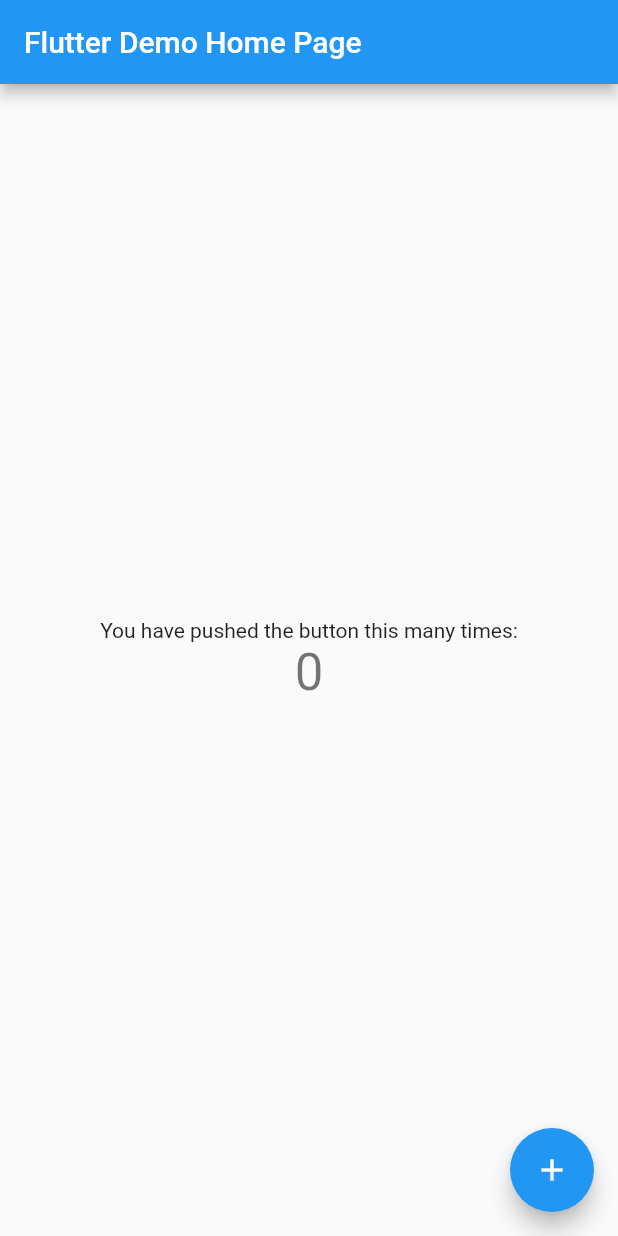
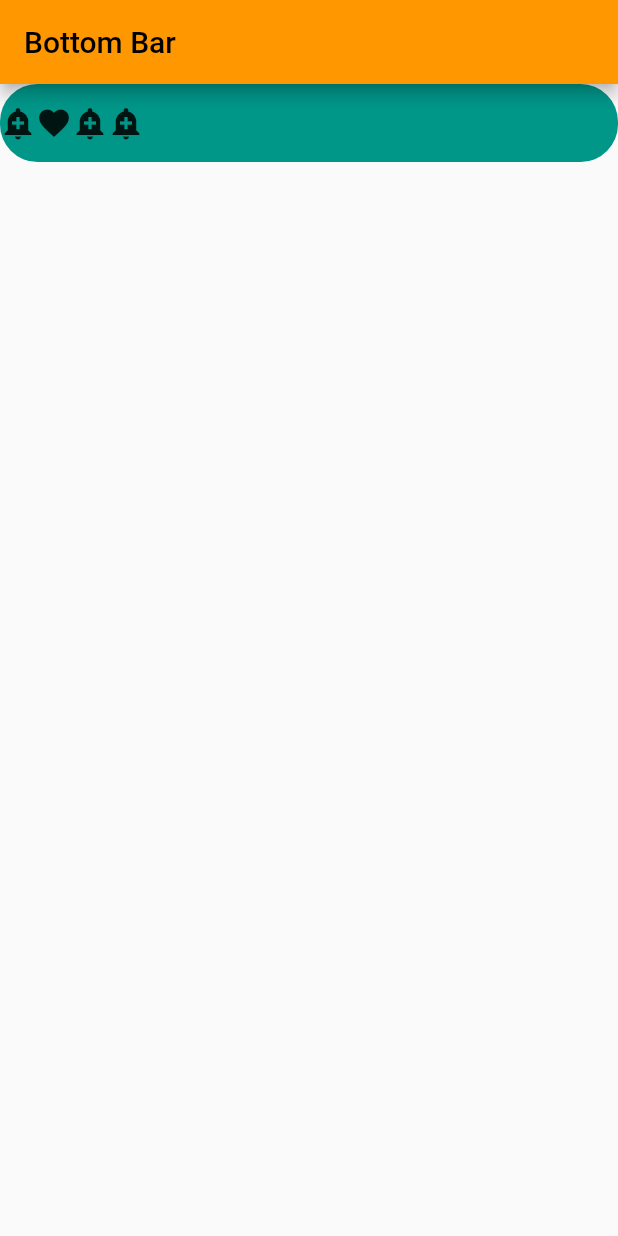
Before and after one commit to mhrjnamar/WidgetsLibrary, a Flutter app: the screen it shows after launch, on a phone screen of 412 x 824 dp. Run offline on Flutter 3.47's test engine with Material 2 defaults, Android fonts, the phone set to English and light mode, and no system bars.

```diff
--- /dev/null
+++ b/widgets_library/lib/bottom_bar.dart
@@ -0,0 +1,40 @@
+import 'package:flutter/material.dart';
+
+class BottomBar extends StatefulWidget {
+  const BottomBar({Key? key}) : super(key: key);
+
+  @override
+  _BottomBarState createState() => _BottomBarState();
+}
+
+class _BottomBarState extends State<BottomBar> {
+  @override
+  Widget build(BuildContext context) {
+    return Scaffold(
+      appBar: AppBar(
+        title: const Text('Bottom Bar'),
+      ),
+      body: SafeArea(
+        child: Container(
+          decoration: BoxDecoration(
+            borderRadius: BorderRadius.circular(25),
+            color: Colors.teal,
+            shape: BoxShape.rectangle
+          ),
+          height: 52,
+          child: Row(
+            // mainAxisAlignment: MainAxisAlignment.center,
+            children: const <Widget>[
+              Icon(Icons.add_alert),
+              Icon(Icons.favorite),
+              Icon(Icons.add_alert),
+              Icon(Icons.add_alert),
+
+            ],
+          ),
+        ),
+
+      ),
+    );
+  }
+}
--- a/widgets_library/lib/main.dart
+++ b/widgets_library/lib/main.dart
@@ -1,4 +1,8 @@
 import 'package:flutter/material.dart';
+import 'package:widgets_library/bottom_bar.dart';
+import 'package:widgets_library/resturant_card.dart';
+
+import 'common_buttons.dart';
 
 void main() {
   runApp(const MyApp());
@@ -12,6 +16,7 @@ class MyApp extends StatelessWidget {
   Widget build(BuildContext context) {
     return MaterialApp(
       title: 'Flutter Demo',
+      debugShowCheckedModeBanner: false,
       theme: ThemeData(
         // This is the theme of your application.
         //
@@ -22,94 +27,9 @@ class MyApp extends StatelessWidget {
         // or simply save your changes to "hot reload" in a Flutter IDE).
         // Notice that the counter didn't reset back to zero; the application
         // is not restarted.
-        primarySwatch: Colors.blue,
+        primarySwatch: Colors.orange,
       ),
-      home: const MyHomePage(title: 'Flutter Demo Home Page'),
+      home: const BottomBar(),
     );
   }
 }
-
-class MyHomePage extends StatefulWidget {
-  const MyHomePage({Key? key, required this.title}) : super(key: key);
-
-  // This widget is the home page of your application. It is stateful, meaning
-  // that it has a State object (defined below) that contains fields that affect
-  // how it looks.
-
-  // This class is the configuration for the state. It holds the values (in this
-  // case the title) provided by the parent (in this case the App widget) and
-  // used by the build method of the State. Fields in a Widget subclass are
-  // always marked "final".
-
-  final String title;
-
-  @override
-  State<MyHomePage> createState() => _MyHomePageState();
-}
-
-class _MyHomePageState extends State<MyHomePage> {
-  int _counter = 0;
-
-  void _incrementCounter() {
-    setState(() {
-      // This call to setState tells the Flutter framework that something has
-      // changed in this State, which causes it to rerun the build method below
-      // so that the display can reflect the updated values. If we changed
-      // _counter without calling setState(), then the build method would not be
-      // called again, and so nothing would appear to happen.
-      _counter++;
-    });
-  }
-
-  @override
-  Widget build(BuildContext context) {
-    // This method is rerun every time setState is called, for instance as done
-    // by the _incrementCounter method above.
-    //
-    // The Flutter framework has been optimized to make rerunning build methods
-    // fast, so that you can just rebuild anything that needs updating rather
-    // than having to individually change instances of widgets.
-    return Scaffold(
-      appBar: AppBar(
-        // Here we take the value from the MyHomePage object that was created by
-        // the App.build method, and use it to set our appbar title.
-        title: Text(widget.title),
-      ),
-      body: Center(
-        // Center is a layout widget. It takes a single child and positions it
-        // in the middle of the parent.
-        child: Column(
-          // Column is also a layout widget. It takes a list of children and
-          // arranges them vertically. By default, it sizes itself to fit its
-          // children horizontally, and tries to be as tall as its parent.
-          //
-          // Invoke "debug painting" (press "p" in the console, choose the
-          // "Toggle Debug Paint" action from the Flutter Inspector in Android
-          // Studio, or the "Toggle Debug Paint" command in Visual Studio Code)
-          // to see the wireframe for each widget.
-          //
-          // Column has various properties to control how it sizes itself and
-          // how it positions its children. Here we use mainAxisAlignment to
-          // center the children vertically; the main axis here is the vertical
-          // axis because Columns are vertical (the cross axis would be
-          // horizontal).
-          mainAxisAlignment: MainAxisAlignment.center,
-          children: <Widget>[
-            const Text(
-              'You have pushed the button this many times:',
-            ),
-            Text(
-              '$_counter',
-              style: Theme.of(context).textTheme.headline4,
-            ),
-          ],
-        ),
-      ),
-      floatingActionButton: FloatingActionButton(
-        onPressed: _incrementCounter,
-        tooltip: 'Increment',
-        child: const Icon(Icons.add),
-      ), // This trailing comma makes auto-formatting nicer for build methods.
-    );
-  }
-}
```
Also changed, not shown: widgets_library/lib/common_buttons.dart (added, +31 -0 lines), widgets_library/lib/resturant_card.dart (added, +60 -0 lines), widgets_library/pubspec.lock.
